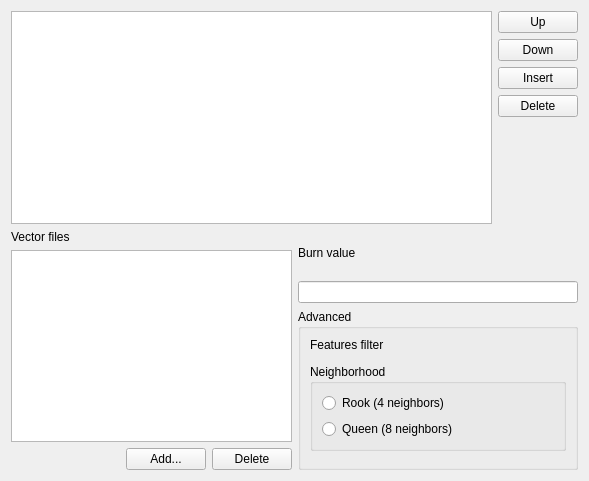
First picture: the form in gui/ui/WgtVectorSourcesSelector.ui, repository hboussard/chloe_qgis, before the edit.
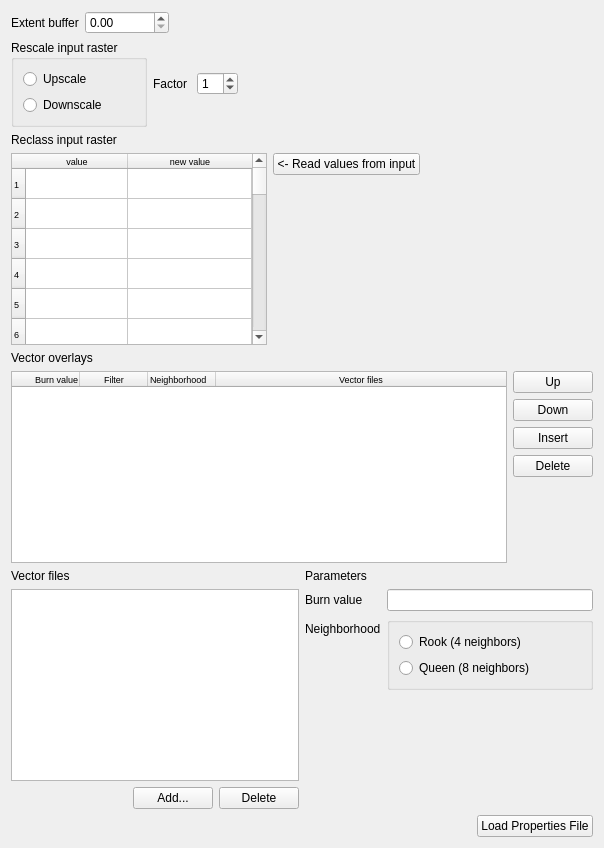
Second picture: the form after the edit. Custom widgets are drawn as their Qt base class.

Commit message: Amélioration interface, correction de bugs

Diff of the .ui file:
```diff
--- a/gui/ui/WgtVectorSourcesSelector.ui
+++ b/gui/ui/WgtVectorSourcesSelector.ui
@@ -6,20 +6,308 @@
    <rect>
     <x>0</x>
     <y>0</y>
-    <width>589</width>
-    <height>481</height>
+    <width>604</width>
+    <height>848</height>
    </rect>
   </property>
   <property name="windowTitle">
    <string>Form</string>
   </property>
   <layout class="QGridLayout" name="gridLayout">
+   <item row="1" column="0">
+    <layout class="QHBoxLayout" name="propertiesFile_hLayout">
+     <item>
+      <spacer name="propertiesFile_horizontalSpacer">
+       <property name="orientation">
+        <enum>Qt::Horizontal</enum>
+       </property>
+       <property name="sizeHint" stdset="0">
+        <size>
+         <width>40</width>
+         <height>20</height>
+        </size>
+       </property>
+      </spacer>
+     </item>
+     <item>
+      <widget class="QPushButton" name="propertiesFile_pushButton">
+       <property name="text">
+        <string>Load Properties File</string>
+       </property>
+      </widget>
+     </item>
+    </layout>
+   </item>
    <item row="0" column="0">
-    <layout class="QVBoxLayout" name="verticalLayout" stretch="1,0">
+    <layout class="QVBoxLayout" name="verticalLayout" stretch="0,0,0,0,0,1,0">
      <item>
       <layout class="QHBoxLayout" name="horizontalLayout">
        <item>
+        <widget class="QLabel" name="label_2">
+         <property name="text">
+          <string>Extent buffer</string>
+         </property>
+        </widget>
+       </item>
+       <item>
+        <widget class="QDoubleSpinBox" name="extentBufferSpinBox">
+         <property name="decimals">
+          <number>2</number>
+         </property>
+         <property name="maximum">
+          <double>1000000.000000000000000</double>
+         </property>
+        </widget>
+       </item>
+       <item>
+        <spacer name="horizontalSpacer_4">
+         <property name="orientation">
+          <enum>Qt::Horizontal</enum>
+         </property>
+         <property name="sizeHint" stdset="0">
+          <size>
+           <width>40</width>
+           <height>20</height>
+          </size>
+         </property>
+        </spacer>
+       </item>
+      </layout>
+     </item>
+     <item>
+      <layout class="QHBoxLayout" name="horizontalLayout_2">
+       <item>
+        <widget class="QGroupBox" name="groupBox_2">
+         <property name="title">
+          <string>Rescale input raster</string>
+         </property>
+         <layout class="QVBoxLayout" name="verticalLayout_10">
+          <item>
+           <widget class="QRadioButton" name="radioUpscale">
+            <property name="text">
+             <string>Upscale</string>
+            </property>
+           </widget>
+          </item>
+          <item>
+           <widget class="QRadioButton" name="radioDownscale">
+            <property name="text">
+             <string>Downscale</string>
+            </property>
+           </widget>
+          </item>
+         </layout>
+        </widget>
+       </item>
+       <item>
+        <widget class="QLabel" name="label_factor">
+         <property name="text">
+          <string>Factor </string>
+         </property>
+        </widget>
+       </item>
+       <item>
+        <widget class="QgsSpinBox" name="rescaleFactorSpinBox">
+         <property name="value">
+          <number>1</number>
+         </property>
+        </widget>
+       </item>
+       <item>
+        <spacer name="horizontalSpacer_3">
+         <property name="orientation">
+          <enum>Qt::Horizontal</enum>
+         </property>
+         <property name="sizeHint" stdset="0">
+          <size>
+           <width>40</width>
+           <height>20</height>
+          </size>
+         </property>
+        </spacer>
+       </item>
+      </layout>
+     </item>
+     <item>
+      <widget class="QLabel" name="label_reclass_input_raster">
+       <property name="text">
+        <string>Reclass input raster</string>
+       </property>
+      </widget>
+     </item>
+     <item>
+      <layout class="QHBoxLayout" name="horizontalLayout_6">
+       <item>
+        <widget class="QTableWidget" name="twAssociation">
+         <property name="sizePolicy">
+          <sizepolicy hsizetype="Fixed" vsizetype="Fixed">
+           <horstretch>0</horstretch>
+           <verstretch>0</verstretch>
+          </sizepolicy>
+         </property>
+         <property name="font">
+          <font>
+           <pointsize>7</pointsize>
+          </font>
+         </property>
+         <property name="inputMethodHints">
+          <set>Qt::ImhFormattedNumbersOnly</set>
+         </property>
+         <property name="sortingEnabled">
+          <bool>true</bool>
+         </property>
+         <property name="rowCount">
+          <number>64</number>
+         </property>
+         <attribute name="horizontalHeaderCascadingSectionResizes">
+          <bool>true</bool>
+         </attribute>
+         <attribute name="horizontalHeaderDefaultSectionSize">
+          <number>102</number>
+         </attribute>
+         <attribute name="horizontalHeaderStretchLastSection">
+          <bool>true</bool>
+         </attribute>
+         <attribute name="verticalHeaderDefaultSectionSize">
+          <number>30</number>
+         </attribute>
+         <row/>
+         <row/>
+         <row/>
+         <row/>
+         <row/>
+         <row/>
+         <row/>
+         <row/>
+         <row/>
+         <row/>
+         <row/>
+         <row/>
+         <row/>
+         <row/>
+         <row/>
+         <row/>
+         <row/>
+         <row/>
+         <row/>
+         <row/>
+         <row/>
+         <row/>
+         <row/>
+         <row/>
+         <row/>
+         <row/>
+         <row/>
+         <row/>
+         <row/>
+         <row/>
+         <row/>
+         <row/>
+         <row/>
+         <row/>
+         <row/>
+         <row/>
+         <row/>
+         <row/>
+         <row/>
+         <row/>
+         <row/>
+         <row/>
+         <row/>
+         <row/>
+         <row/>
+         <row/>
+         <row/>
+         <row/>
+         <row/>
+         <row/>
+         <row/>
+         <row/>
+         <row/>
+         <row/>
+         <row/>
+         <row/>
+         <row/>
+         <row/>
+         <row/>
+         <row/>
+         <row/>
+         <row/>
+         <row/>
+         <row/>
+         <column>
+          <property name="text">
+           <string>value</string>
+          </property>
+         </column>
+         <column>
+          <property name="text">
+           <string>new value</string>
+          </property>
+         </column>
+        </widget>
+       </item>
+       <item>
+        <layout class="QVBoxLayout" name="verticalLayout_7">
+         <item>
+          <widget class="QPushButton" name="pbFromAsc">
+           <property name="text">
+            <string>&lt;- Read values from input</string>
+           </property>
+          </widget>
+         </item>
+         <item>
+          <spacer name="verticalSpacer_3">
+           <property name="orientation">
+            <enum>Qt::Vertical</enum>
+           </property>
+           <property name="sizeHint" stdset="0">
+            <size>
+             <width>20</width>
+             <height>40</height>
+            </size>
+           </property>
+          </spacer>
+         </item>
+        </layout>
+       </item>
+       <item>
+        <spacer name="horizontalSpacer_2">
+         <property name="orientation">
+          <enum>Qt::Horizontal</enum>
+         </property>
+         <property name="sizeHint" stdset="0">
+          <size>
+           <width>40</width>
+           <height>20</height>
+          </size>
+         </property>
+        </spacer>
+       </item>
+      </layout>
+     </item>
+     <item>
+      <widget class="QLabel" name="vectorOverlays_label">
+       <property name="text">
+        <string>Vector overlays</string>
+       </property>
+      </widget>
+     </item>
+     <item>
+      <layout class="QHBoxLayout" name="vectorsLayers_hLayout">
+       <item>
         <widget class="QTableWidget" name="tableWidget">
+         <property name="enabled">
+          <bool>true</bool>
+         </property>
+         <property name="font">
+          <font>
+           <pointsize>7</pointsize>
+          </font>
+         </property>
+         <property name="editTriggers">
+          <set>QAbstractItemView::NoEditTriggers</set>
+         </property>
          <property name="dragDropMode">
           <enum>QAbstractItemView::InternalMove</enum>
          </property>
@@ -32,10 +320,45 @@
          <property name="selectionBehavior">
           <enum>QAbstractItemView::SelectRows</enum>
          </property>
+         <attribute name="horizontalHeaderDefaultSectionSize">
+          <number>68</number>
+         </attribute>
+         <attribute name="horizontalHeaderStretchLastSection">
+          <bool>true</bool>
+         </attribute>
+         <attribute name="verticalHeaderStretchLastSection">
+          <bool>false</bool>
+         </attribute>
+         <column>
+          <property name="text">
+           <string>Burn value</string>
+          </property>
+          <property name="textAlignment">
+           <set>AlignTrailing|AlignVCenter</set>
+          </property>
+         </column>
+         <column>
+          <property name="text">
+           <string>Filter</string>
+          </property>
+         </column>
+         <column>
+          <property name="text">
+           <string>Neighborhood</string>
+          </property>
+          <property name="textAlignment">
+           <set>AlignJustify|AlignVCenter</set>
+          </property>
+         </column>
+         <column>
+          <property name="text">
+           <string>Vector files</string>
+          </property>
+         </column>
         </widget>
        </item>
        <item>
-        <layout class="QVBoxLayout" name="verticalLayout_2">
+        <layout class="QVBoxLayout" name="vectorLayersButtons_vLayout">
          <item>
           <widget class="QPushButton" name="pbUp">
            <property name="text">
@@ -82,7 +405,7 @@
       </layout>
      </item>
      <item>
-      <layout class="QHBoxLayout" name="horizontalLayout_2">
+      <layout class="QHBoxLayout" name="layerDetails_hLayout">
        <property name="sizeConstraint">
         <enum>QLayout::SetMinimumSize</enum>
        </property>
@@ -151,65 +474,73 @@
         </layout>
        </item>
        <item>
-        <layout class="QVBoxLayout" name="verticalLayout_4">
+        <layout class="QVBoxLayout" name="verticalLayout_2">
          <item>
-          <widget class="QLabel" name="label_burnValue">
+          <widget class="QLabel" name="label_3">
            <property name="text">
-            <string>Burn value</string>
+            <string>Parameters</string>
            </property>
           </widget>
          </item>
          <item>
-          <widget class="QLineEdit" name="leBurnValue"/>
+          <layout class="QFormLayout" name="formLayout">
+           <item row="1" column="0">
+            <widget class="QLabel" name="label_burnValue">
+             <property name="text">
+              <string>Burn value</string>
+             </property>
+            </widget>
+           </item>
+           <item row="1" column="1">
+            <widget class="QLineEdit" name="leBurnValue"/>
+           </item>
+           <item row="2" column="0">
+            <widget class="QLabel" name="label_4">
+             <property name="text">
+              <string>Neighborhood</string>
+             </property>
+            </widget>
+           </item>
+           <item row="2" column="1">
+            <widget class="QGroupBox" name="groupBox">
+             <property name="title">
+              <string/>
+             </property>
+             <property name="flat">
+              <bool>true</bool>
+             </property>
+             <layout class="QVBoxLayout" name="verticalLayout_5">
+              <item>
+               <widget class="QRadioButton" name="radioRook">
+                <property name="text">
+                 <string>Rook (4 neighbors)</string>
+                </property>
+               </widget>
+              </item>
+              <item>
+               <widget class="QRadioButton" name="radioQueen">
+                <property name="text">
+                 <string>Queen (8 neighbors)</string>
+                </property>
+               </widget>
+              </item>
+             </layout>
+            </widget>
+           </item>
+          </layout>
          </item>
          <item>
-          <widget class="QgsCollapsibleGroupBox" name="mGroupBox">
-           <property name="title">
-            <string>Advanced</string>
+          <spacer name="verticalSpacer_2">
+           <property name="orientation">
+            <enum>Qt::Vertical</enum>
            </property>
-           <layout class="QVBoxLayout" name="verticalLayout_6">
-            <item>
-             <widget class="QLabel" name="label">
-              <property name="text">
-               <string>Features filter</string>
-              </property>
-             </widget>
-            </item>
-            <item>
-             <widget class="QgsFieldExpressionWidget" name="filterExpression"/>
-            </item>
-            <item>
-             <widget class="QGroupBox" name="groupBox">
-              <property name="title">
-               <string>Neighborhood</string>
-              </property>
-              <layout class="QVBoxLayout" name="verticalLayout_5">
-               <item>
-                <widget class="QRadioButton" name="radioRook">
-                 <property name="text">
-                  <string>Rook (4 neighbors)</string>
-                 </property>
-                </widget>
-               </item>
-               <item>
-                <widget class="QRadioButton" name="radioQueen">
-                 <property name="text">
-                  <string>Queen (8 neighbors)</string>
-                 </property>
-                </widget>
-               </item>
-              </layout>
-             </widget>
-            </item>
-            <item>
-             <spacer name="verticalSpacer_2">
-              <property name="orientation">
-               <enum>Qt::Vertical</enum>
-              </property>
-             </spacer>
-            </item>
-           </layout>
-          </widget>
+           <property name="sizeHint" stdset="0">
+            <size>
+             <width>20</width>
+             <height>40</height>
+            </size>
+           </property>
+          </spacer>
          </item>
         </layout>
        </item>
@@ -221,15 +552,9 @@
  </widget>
  <customwidgets>
   <customwidget>
-   <class>QgsCollapsibleGroupBox</class>
-   <extends>QGroupBox</extends>
-   <header>qgscollapsiblegroupbox.h</header>
-   <container>1</container>
-  </customwidget>
-  <customwidget>
-   <class>QgsFieldExpressionWidget</class>
-   <extends>QWidget</extends>
-   <header>qgsfieldexpressionwidget.h</header>
+   <class>QgsSpinBox</class>
+   <extends>QSpinBox</extends>
+   <header>qgsspinbox.h</header>
   </customwidget>
  </customwidgets>
  <resources/>
```
The commit also changes 2 other files.
